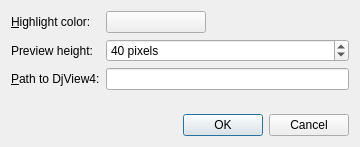
The window that src/preferencesdialog.ui (jsbien/djview-poliqarp_fork) describes before a commit, drawn with Qt 5.
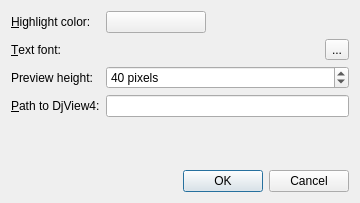
The same window after the commit.

Commit message: Make font configurable. Closes #50.

```diff
--- a/src/preferencesdialog.ui
+++ b/src/preferencesdialog.ui
@@ -6,17 +6,14 @@
    <rect>
     <x>0</x>
     <y>0</y>
-    <width>359</width>
-    <height>147</height>
+    <width>356</width>
+    <height>203</height>
    </rect>
   </property>
   <property name="windowTitle">
    <string>Preferences</string>
   </property>
   <layout class="QFormLayout" name="formLayout">
-   <property name="fieldGrowthPolicy">
-    <enum>QFormLayout::AllNonFixedFieldsGrow</enum>
-   </property>
    <item row="0" column="0">
     <widget class="QLabel" name="highlightLabel">
      <property name="text">
@@ -40,54 +37,51 @@
      </property>
     </widget>
    </item>
-   <item row="2" column="0">
-    <widget class="QLabel" name="label">
-     <property name="text">
-      <string>&amp;Path to DjView4:</string>
-     </property>
-     <property name="buddy">
-      <cstring>pathEdit</cstring>
-     </property>
-    </widget>
-   </item>
-   <item row="4" column="0" colspan="2">
-    <widget class="QDialogButtonBox" name="buttonBox">
-     <property name="orientation">
-      <enum>Qt::Horizontal</enum>
-     </property>
-     <property name="standardButtons">
-      <set>QDialogButtonBox::Cancel|QDialogButtonBox::Ok</set>
-     </property>
-    </widget>
-   </item>
-   <item row="3" column="0" colspan="2">
-    <spacer name="verticalSpacer">
-     <property name="orientation">
-      <enum>Qt::Vertical</enum>
-     </property>
-     <property name="sizeHint" stdset="0">
-      <size>
-       <width>338</width>
-       <height>148</height>
-      </size>
-     </property>
-    </spacer>
-   </item>
-   <item row="2" column="1">
-    <widget class="QLineEdit" name="pathEdit">
-     <property name="text">
-      <string/>
-     </property>
-    </widget>
-   </item>
    <item row="1" column="0">
+    <widget class="QLabel" name="label_3">
+     <property name="text">
+      <string>&amp;Text font:</string>
+     </property>
+     <property name="buddy">
+      <cstring>fontButton</cstring>
+     </property>
+    </widget>
+   </item>
+   <item row="1" column="1">
+    <layout class="QHBoxLayout" name="horizontalLayout">
+     <property name="spacing">
+      <number>0</number>
+     </property>
+     <item>
+      <widget class="QLabel" name="fontLabel">
+       <property name="sizePolicy">
+        <sizepolicy hsizetype="Preferred" vsizetype="Preferred">
+         <horstretch>10</horstretch>
+         <verstretch>0</verstretch>
+        </sizepolicy>
+       </property>
+       <property name="text">
+        <string notr="true"/>
+       </property>
+      </widget>
+     </item>
+     <item>
+      <widget class="QToolButton" name="fontButton">
+       <property name="text">
+        <string>...</string>
+       </property>
+      </widget>
+     </item>
+    </layout>
+   </item>
+   <item row="2" column="0">
     <widget class="QLabel" name="label_2">
      <property name="text">
       <string>Preview height:</string>
      </property>
     </widget>
    </item>
-   <item row="1" column="1">
+   <item row="2" column="1">
     <widget class="QSpinBox" name="previewHeightSpin">
      <property name="suffix">
       <string> pixels</string>
@@ -106,6 +100,46 @@
      </property>
     </widget>
    </item>
+   <item row="3" column="0">
+    <widget class="QLabel" name="label">
+     <property name="text">
+      <string>&amp;Path to DjView4:</string>
+     </property>
+     <property name="buddy">
+      <cstring>pathEdit</cstring>
+     </property>
+    </widget>
+   </item>
+   <item row="3" column="1">
+    <widget class="QLineEdit" name="pathEdit">
+     <property name="text">
+      <string/>
+     </property>
+    </widget>
+   </item>
+   <item row="4" column="0" colspan="2">
+    <spacer name="verticalSpacer">
+     <property name="orientation">
+      <enum>Qt::Vertical</enum>
+     </property>
+     <property name="sizeHint" stdset="0">
+      <size>
+       <width>338</width>
+       <height>148</height>
+      </size>
+     </property>
+    </spacer>
+   </item>
+   <item row="5" column="0" colspan="2">
+    <widget class="QDialogButtonBox" name="buttonBox">
+     <property name="orientation">
+      <enum>Qt::Horizontal</enum>
+     </property>
+     <property name="standardButtons">
+      <set>QDialogButtonBox::Cancel|QDialogButtonBox::Ok</set>
+     </property>
+    </widget>
+   </item>
   </layout>
  </widget>
  <tabstops>
```
Left out of the diff: 1 changed line with no effect on the pictures. The commit also changes 3 other files.
